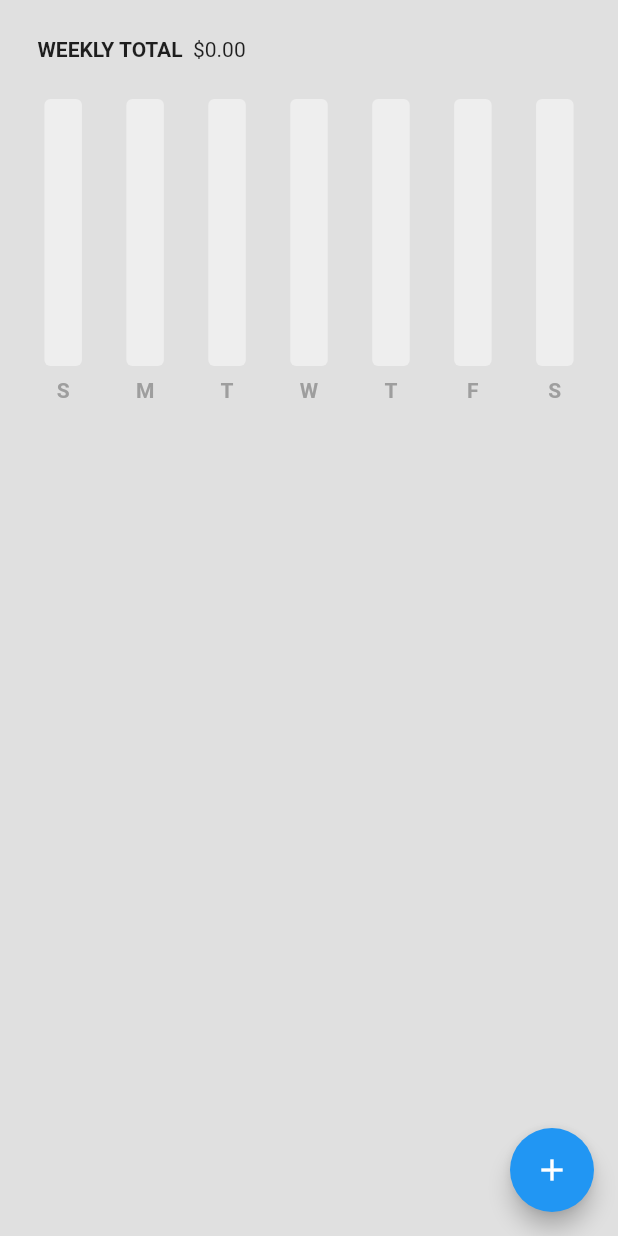
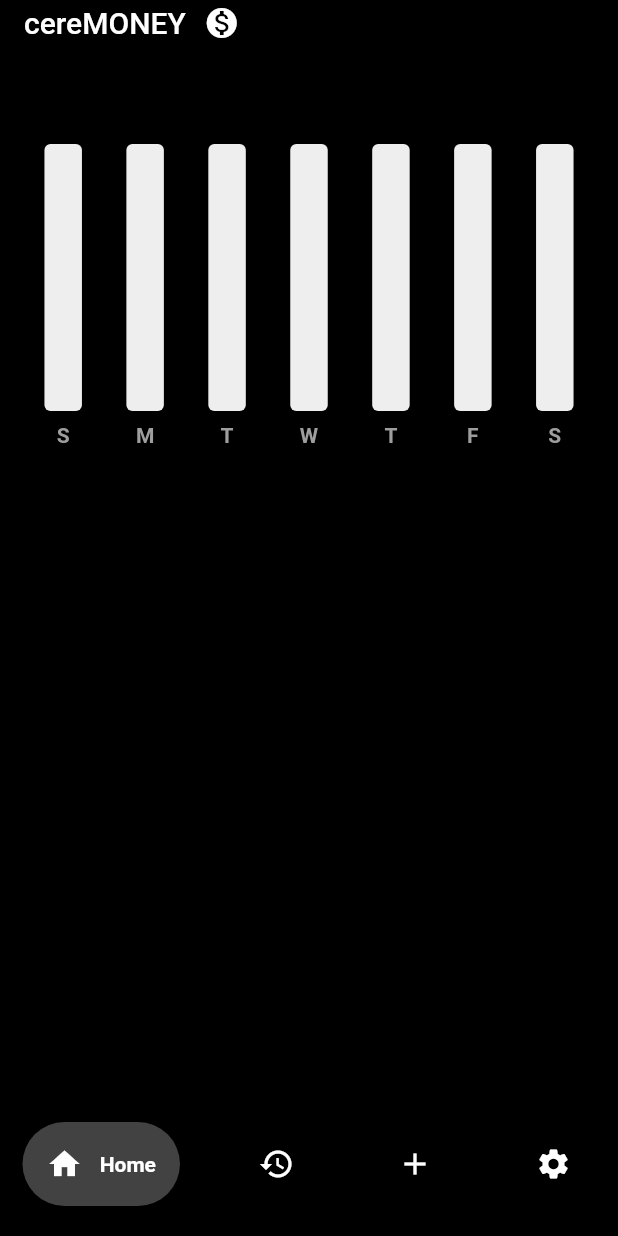
Before and after one commit to linuschui/cereMONEY, a Flutter app: the screen it shows after launch, on a phone screen of 412 x 824 dp. Run offline on Flutter 3.47's test engine with Material 2 defaults, Android fonts, the phone set to English and light mode, and no system bars; drawn by our look-alikes of fl_chart, google_nav_bar; our stand-ins replace flutter_slidable, hive, hive_flutter; accounts and stored records are empty.

Commit message:
added styling and fixed formatting bugs

```diff
--- a/lib/pages/home_page.dart
+++ b/lib/pages/home_page.dart
@@ -1,4 +1,6 @@
 import 'package:flutter/material.dart';
+import 'package:flutter/services.dart';
+import 'package:google_nav_bar/google_nav_bar.dart';
 import 'package:money_manager/components/expense_summary.dart';
 import 'package:money_manager/data/expense_data.dart';
 import 'package:provider/provider.dart';
@@ -35,7 +37,13 @@ class _HomePageState extends State<HomePage> {
                 children: [
                   TextField(
                     controller: newExpenseNameController,
-                    decoration: const InputDecoration(hintText: "Expense Name"),
+                    decoration: const InputDecoration(
+                      hintText: "Expense Name",
+                    ),
+                    inputFormatters: [
+                      FilteringTextInputFormatter.allow(
+                          RegExp(r'^[a-zA-Z0-9 ]+$'))
+                    ],
                   ),
                   Row(children: [
                     Expanded(
@@ -43,6 +51,10 @@ class _HomePageState extends State<HomePage> {
                         controller: newExpenseDollarsController,
                         keyboardType: TextInputType.number,
                         decoration: const InputDecoration(hintText: "Dollars"),
+                        inputFormatters: [
+                          FilteringTextInputFormatter.digitsOnly,
+                          LengthLimitingTextInputFormatter(5)
+                        ],
                       ),
                     ),
                     Expanded(
@@ -50,6 +62,10 @@ class _HomePageState extends State<HomePage> {
                       controller: newExpenseCentsController,
                       keyboardType: TextInputType.number,
                       decoration: const InputDecoration(hintText: "Cents"),
+                      inputFormatters: [
+                        FilteringTextInputFormatter.digitsOnly,
+                        LengthLimitingTextInputFormatter(2)
+                      ],
                     )),
                   ])
                 ],
@@ -67,9 +83,11 @@ class _HomePageState extends State<HomePage> {
         newExpenseCentsController.text.isNotEmpty) {
       String amount =
           '${newExpenseDollarsController.text}.${newExpenseCentsController.text}';
+      double amountPrecision = double.parse(amount);
+      String finalAmount = amountPrecision.toStringAsFixed(2);
       ExpenseItem newExpense = ExpenseItem(
           name: newExpenseNameController.text,
-          amount: amount,
+          amount: finalAmount,
           dateTime: DateTime.now());
       Provider.of<ExpenseData>(context, listen: false)
           .addNewExpense(newExpense);
@@ -97,18 +115,36 @@ class _HomePageState extends State<HomePage> {
   Widget build(BuildContext context) {
     return Consumer<ExpenseData>(
       builder: (context, value, child) => Scaffold(
-        backgroundColor: Colors.grey[300],
-        floatingActionButton: FloatingActionButton(
-          onPressed: addNewExpense,
-          child: const Icon(Icons.add),
+        appBar: AppBar(
+          backgroundColor: Colors.black,
+          toolbarHeight: 30,
+          title: Row(
+            // mainAxisAlignment: MainAxisAlignment.spaceBetween,
+            children: [
+              const Text('cereMONEY'),
+              IconButton(
+                icon: Icon(Icons.monetization_on), // Add your desired icon here
+                onPressed: () {
+                  // Add the onPressed action here, e.g., open a drawer
+                },
               ),
-        body: ListView(children: [
+            ],
+          ),
+        ),
+        backgroundColor: Colors.black,
+        body: Column(
+          // Wrap the ExpenseSummary and ListView.builder in a Column
+          children: [
             // expense summary
             ExpenseSummary(startOfWeek: value.startOfWeekDate()),
             // expense list
-          ListView.builder(
+            const SizedBox(height: 20),
+            Expanded(
+              // Use Expanded to make the ListView.builder scrollable independently
+              child: ListView.builder(
                 shrinkWrap: true,
-            physics: const NeverScrollableScrollPhysics(),
+                physics:
+                    const AlwaysScrollableScrollPhysics(), // Use AlwaysScrollableScrollPhysics for the ListView.builder
                 itemCount: value.getAllExpenseList().length,
                 itemBuilder: (context, index) => ExpenseTile(
                   name: value.getAllExpenseList()[index].name,
@@ -118,7 +154,34 @@ class _HomePageState extends State<HomePage> {
                       deleteExpense(value.getAllExpenseList()[index]),
                 ),
               ),
-        ]),
+            ),
+          ],
+        ),
+        bottomNavigationBar: Container(
+          color: Colors.black,
+          child: Padding(
+            padding:
+                const EdgeInsets.symmetric(horizontal: 15.0, vertical: 20.0),
+            child: GNav(
+              backgroundColor: Colors.black,
+              color: Colors.white,
+              activeColor: Colors.white,
+              tabBackgroundColor: Colors.grey.shade800,
+              gap: 8,
+              padding: const EdgeInsets.all(16),
+              tabs: [
+                const GButton(icon: Icons.home, text: ' Home'),
+                const GButton(icon: Icons.history_outlined, text: ' History'),
+                GButton(
+                  icon: Icons.add,
+                  text: ' Expense',
+                  onPressed: addNewExpense,
+                ),
+                const GButton(icon: Icons.settings, text: ' Settings')
+              ],
+            ),
+          ),
+        ),
       ),
     );
   }
```
Lines whose indentation alone changed are shown as unchanged.
